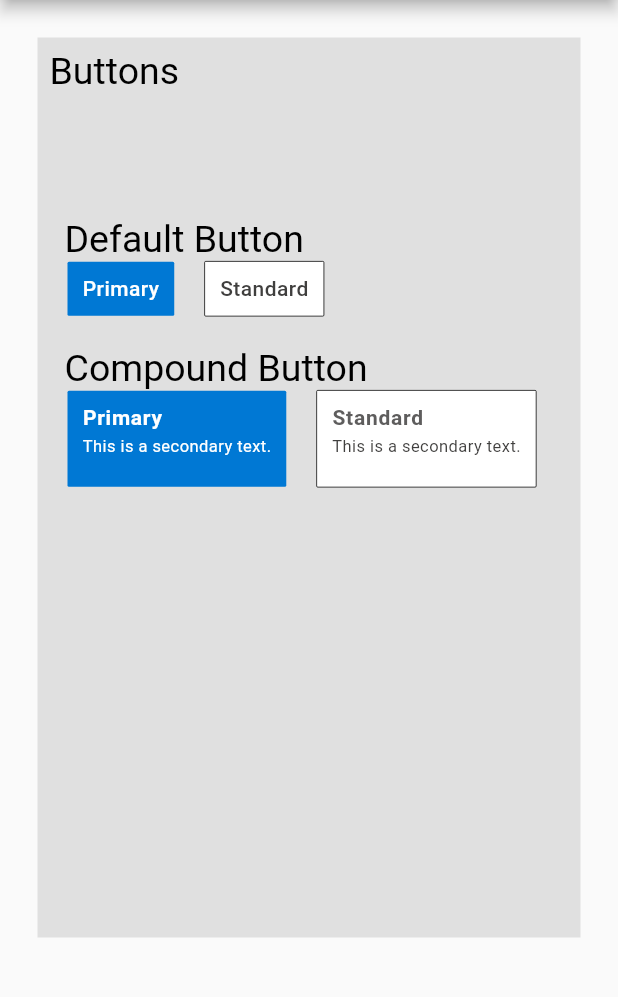
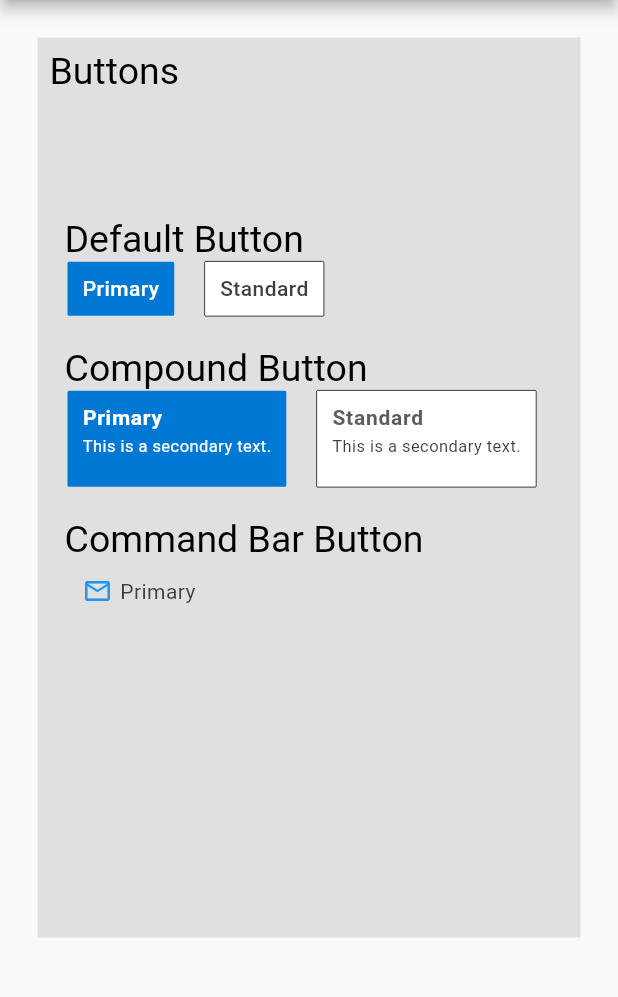
Before and after one commit to Zamaruu/flutter-fluent-ui-library, a Flutter app: the screen it shows after launch, on a phone screen of 412 x 824 dp, the part 90-1087 px from its top. Run offline on Flutter 3.47's test engine with Material 2 defaults, Android fonts, the phone set to English and light mode, and no system bars.

Commit message:
command bar button added

```diff
--- a/lib/routes/mainpage.dart
+++ b/lib/routes/mainpage.dart
@@ -62,7 +62,14 @@ class MainPage extends StatelessWidget {
                     CompoundButton.standard("Standard", "This is a secondary text."),
                   ],
                 ),
-
+                SizedBox(height: 20,),
+                subject("Command Bar Button"),
+                Row(
+                  children: [
+                    SizedBox(width: 20,),
+                    CommandBarButton("Primary", Icons.mail_outline),
+                  ],
+                ),
               ],
             )
           ),
--- a/lib/ui/fluentui/fluentbutton.dart
+++ b/lib/ui/fluentui/fluentbutton.dart
@@ -141,3 +141,58 @@ class CompoundButton extends StatelessWidget {
     );
   }
 }
+
+class CommandBarButton extends StatelessWidget {
+  final double borderradius = 1.0;
+  final bool border;
+
+  final String title;
+  final IconData icon;
+  final Function onPressed;
+  final Color color;
+  final Color textColor;
+  final Color borderColor;
+
+  final BoxDecoration buttondecoration = new BoxDecoration(
+    borderRadius: BorderRadius.circular(5),
+  );
+
+  CommandBarButton(this.title, this.icon,{Key key, this.onPressed, this.color = Colors.white, this.textColor = const Color.fromRGBO(64, 63, 62, 1), this.border = true, this.borderColor = Colors.black});
+
+  @override
+  Widget build(BuildContext context) {
+    return new Container(
+      decoration: new BoxDecoration(
+        borderRadius: BorderRadius.circular(borderradius),
+        color: Colors.transparent,
+      ),
+      child: new Material(
+        child: new InkWell(
+          onTap: onPressed != null? onPressed: () {},
+          child: new Container(
+            padding: EdgeInsets.all(10),
+            child: Row(
+              mainAxisAlignment: MainAxisAlignment.center,
+              children: [
+                icon != null? Icon(icon, color: Colors.blue, size: 20,): Container(),
+                Container(
+                  margin: EdgeInsets.only(left: icon != null? 5: 0),
+                  child: Text(
+                    title,
+                    style: TextStyle(
+                      color: textColor,
+                      fontWeight: FontWeight.w400,
+                      letterSpacing: 0.3
+                    ),
+                  ),
+                ),
+              ],
+            ),
+
+          ),
+        ),
+        color: Colors.transparent,
+      ),
+    );
+  }
+}
```
